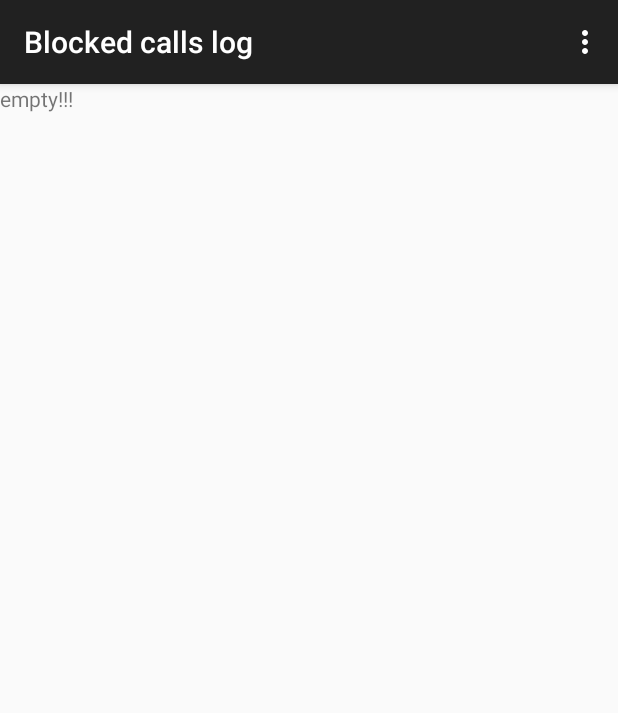
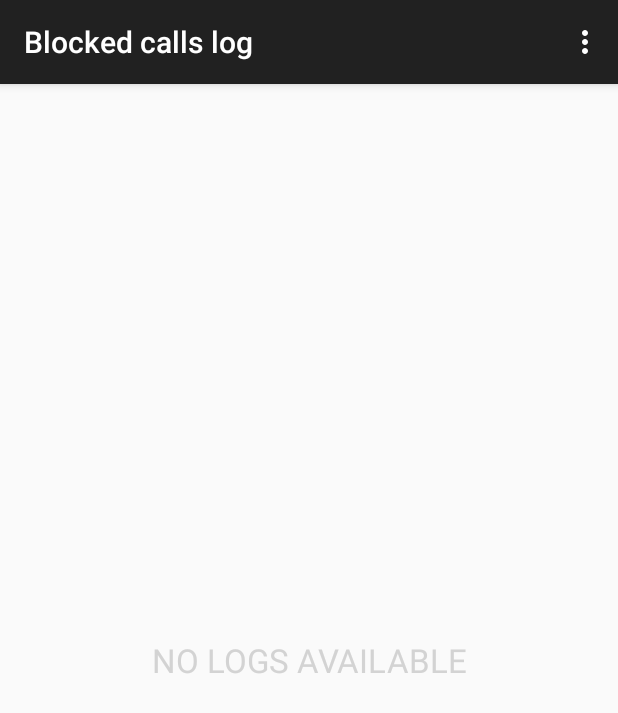
Before and after one commit to btesf/ScheduledCallBlocker, an Android app: the fragment LogFragment placed in its activity, on a phone screen of 412 x 824 dp. Shown: the top 713 px of the screen. Run offline under Robolectric (Android 15) with nearby library versions, the phone set to English and light mode, and no system bars.

Commit message:
empty view is now beautifully added -except single log

```diff
--- a/app/src/main/res/layout/empty_log_list_view.xml
+++ b/app/src/main/res/layout/empty_log_list_view.xml
@@ -1,9 +1,13 @@
 <?xml version="1.0" encoding="utf-8"?>
-<LinearLayout xmlns:android="http://schemas.android.com/apk/res/android"
-    android:orientation="vertical" android:layout_width="match_parent"
-    android:layout_height="match_parent" android:id="@+id/empty_log_list_view">
-<TextView
-    android:layout_width="wrap_content"
-    android:layout_height="wrap_content"
-    android:text="empty!!!"/>
+ <LinearLayout xmlns:android="http://schemas.android.com/apk/res/android"
+        android:orientation="vertical" android:layout_width="fill_parent"
+        android:layout_height="fill_parent" android:id="@+id/empty_log_list_view"
+        android:layout_gravity="center_vertical" >
+    <TextView
+        android:layout_width="match_parent"
+        android:layout_height="match_parent"
+        android:text="@string/empty_log_list_text"
+        android:gravity="center_vertical|center_horizontal"
+        android:textAppearance="?android:attr/textAppearanceLarge"
+        android:textColor="#d3d3d3" />
 </LinearLayout>
--- a/app/src/main/res/layout/fragment_single_contact_log.xml
+++ b/app/src/main/res/layout/fragment_single_contact_log.xml
@@ -42,7 +42,10 @@ android:orientation="vertical">
                     android:layout_width="match_parent"
                     android:layout_height="match_parent"
                     android:text="@string/empty_contact_log"
-                    android:visibility="gone"/>
+                    android:visibility="gone"
+                    android:gravity="center_vertical|center_horizontal"
+                    android:textColor="#d3d3d3"
+                    android:textAppearance="?android:attr/textAppearanceMedium" />
 
             </LinearLayout>
 
--- a/app/src/main/res/values/strings.xml
+++ b/app/src/main/res/values/strings.xml
@@ -125,5 +125,8 @@
     <string name="vibrate_when_incoming_call_is_blocked_string_summary">Enable vibration when an incoming call is blocked</string>
     <string name="hint_phone_number">Phone number</string>
 
-    <string name="empty_contact_log">no log for this contact</string>
+    <string name="empty_contact_log">No log for this contact</string>
+
+    <string name="empty_log_list_text">NO LOGS AVAILABLE</string>
+    <string name="empty_block_list_text">NO BLOCKED CONTACTS</string>
 </resources>
```
Also changed, not shown: app/src/main/res/layout/empty_block_list_view.xml (+6 -3 lines).
